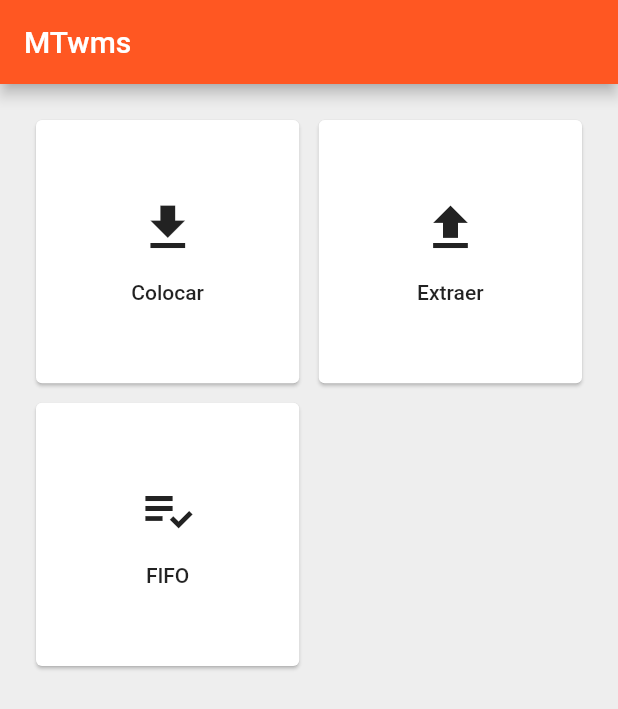
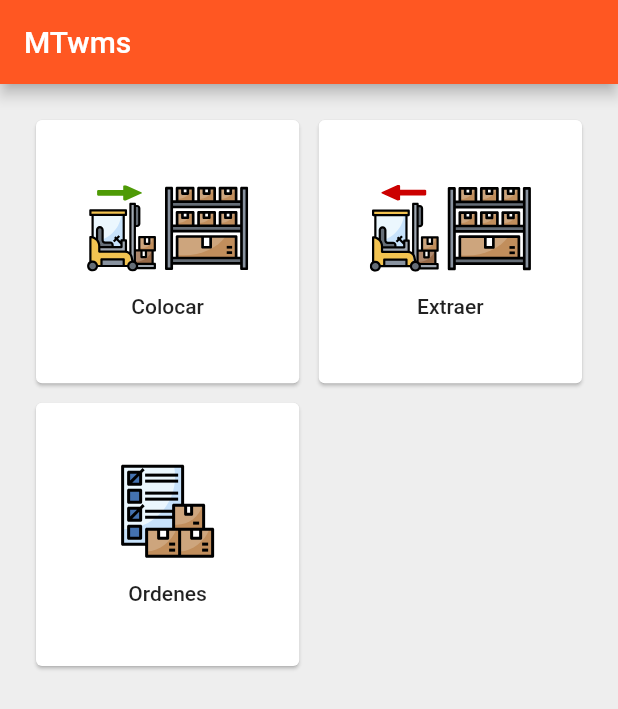
Before and after one commit to MTSolutions/mtfifo, a Flutter app: the screen it shows after launch, on a phone screen of 412 x 824 dp. Shown: the top 709 px of the screen. Run offline on Flutter 3.47's test engine with Material 2 defaults, Android fonts, the phone set to English and light mode, and no system bars; our stand-ins replace flutter_svg, timeago.

Commit message:
add svg buttons

```diff
--- a/lib/main.dart
+++ b/lib/main.dart
@@ -112,9 +112,9 @@ class _MainViewState extends State<MainView> {
         crossAxisSpacing: 5,
         mainAxisSpacing: 5,
         children: <Widget>[
-          DashboardButton(icon: Icons.file_download, title: 'Colocar'),
-          DashboardButton(icon: Icons.file_upload, title: 'Extraer'),
-          DashboardButton(icon: Icons.playlist_add_check, title: 'FIFO'),
+          DashboardButton(icon: "assets/colocar.svg", title: 'Colocar'),
+          DashboardButton(icon: "assets/extraer.svg", title: 'Extraer'),
+          DashboardButton(icon: "assets/fifo.svg", title: 'Ordenes'),
         ],
       ),
     );
@@ -311,7 +311,7 @@ class _InfoViewState extends State<InfoView> {
 class DashboardButton extends StatelessWidget {
   const DashboardButton({Key key, this.title, this.icon}) : super(key: key);
   final String title;
-  final IconData icon;
+  final String icon;
 
   @override
   Widget build(BuildContext context) {
@@ -322,7 +322,7 @@ class DashboardButton extends StatelessWidget {
               mainAxisSize: MainAxisSize.min,
               crossAxisAlignment: CrossAxisAlignment.center,
               children: <Widget>[
-                Icon(this.icon, size: 40.0, color: textStyle.color),
+                SvgPicture.asset(this.icon, semanticsLabel: this.title),
                 SizedBox(height: 15),
                 Text(this.title, style: textStyle),
           ]
--- a/pubspec.yaml
+++ b/pubspec.yaml
@@ -46,9 +46,8 @@ flutter:
   uses-material-design: true
 
   # To add assets to your application, add an assets section, like this:
-  # assets:
-  #  - images/a_dot_burr.jpeg
-  #  - images/a_dot_ham.jpeg
+  assets:
+   - assets/
 
   # An image asset can refer to one or more resolution-specific "variants", see
   # https://flutter.dev/assets-and-images/#resolution-aware.
```
Also changed, not shown: assets/fifo.svg (added).
